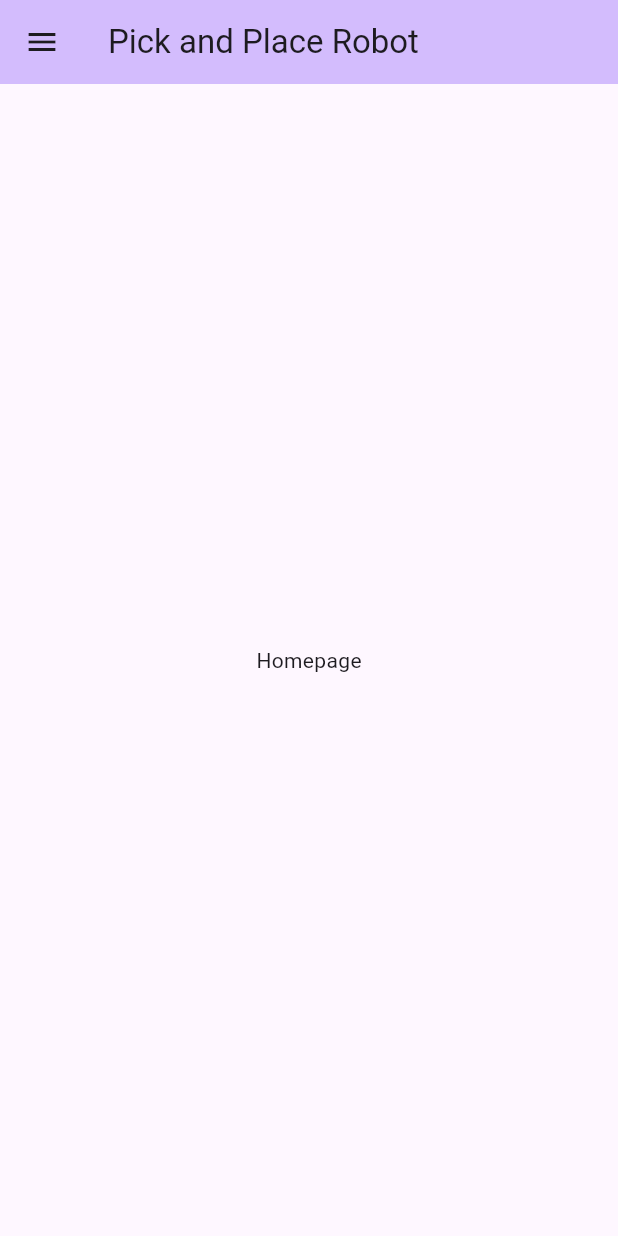
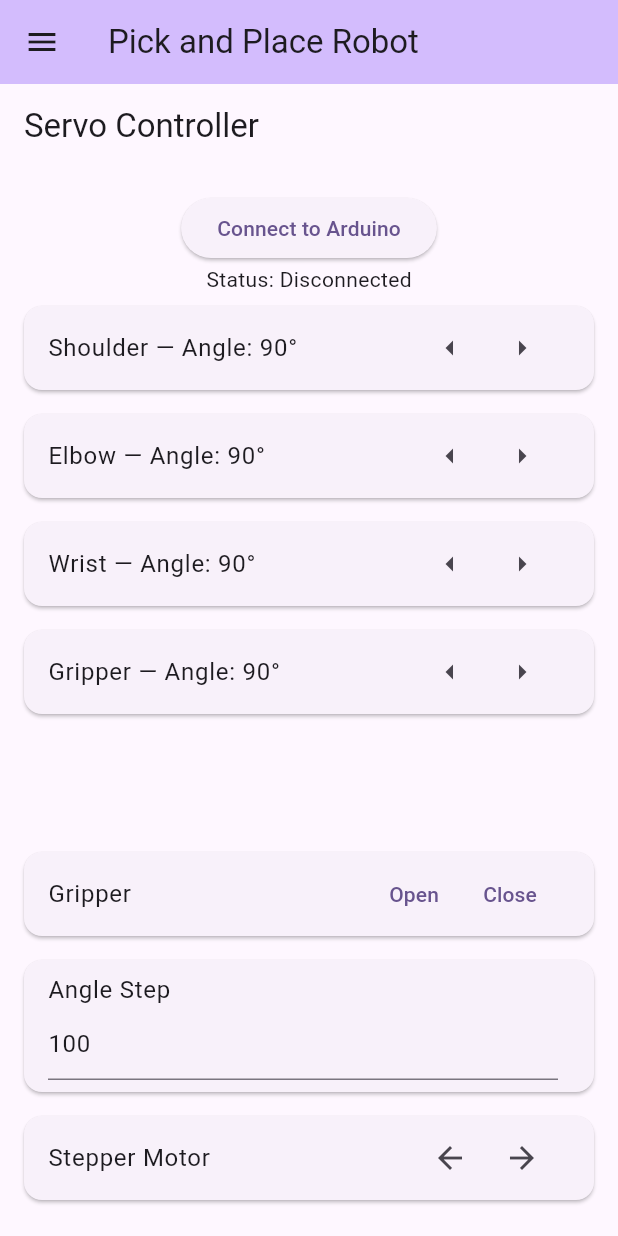
Before and after one commit to itxprashant/arm_control_flutter, a Flutter app: the screen it shows after launch, on a phone screen of 412 x 824 dp. Run offline on Flutter 3.47's test engine with Material 3 defaults, Android fonts, the phone set to English and light mode, and no system bars; our stand-ins replace speech_to_text; missing offline and left inert: usb_serial.

Commit message:
Added servo and stepper control page

```diff
--- a/arm_control/lib/main.dart
+++ b/arm_control/lib/main.dart
@@ -1,3 +1,4 @@
+import 'package:arm_control/servo_control.dart';
 import 'package:flutter/material.dart';
 // import 'package:usb_serial/usb_serial.dart';
 // import 'package:usb_serial/transaction.dart';
@@ -38,7 +39,7 @@ class _MyHomePageState extends State<MyHomePage> {
   int _selectedIndex = 0;
 
   static final List<Widget> _pages = <Widget>[
-    Center(child: Text("Homepage")),
+    ServoControlPage(),
     SerialHomePage(),
     PickItemHomepage(),
     VoiceControlPage(),
@@ -68,7 +69,7 @@ class _MyHomePageState extends State<MyHomePage> {
               child: Text('Drawer Header'),
             ),
             ListTile(
-              title: const Text('Homepage'),
+              title: const Text('Servo Control'),
               onTap: () => _onDrawerItemTapped(0),
             ),
             ListTile(
--- /dev/null
+++ b/arm_control/lib/servo_control.dart
@@ -0,0 +1,279 @@
+import 'dart:typed_data';
+import 'package:flutter/material.dart';
+import 'package:usb_serial/usb_serial.dart';
+
+void main() => runApp(MyApp());
+
+class MyApp extends StatelessWidget {
+  @override
+  Widget build(BuildContext context) {
+    return MaterialApp(
+      title: 'Servo Control',
+      theme: ThemeData(primarySwatch: Colors.blue),
+      home: ServoControlPage(),
+    );
+  }
+}
+
+class ServoControlPage extends StatefulWidget {
+  @override
+  _ServoControlPageState createState() => _ServoControlPageState();
+}
+
+class _ServoControlPageState extends State<ServoControlPage> {
+  UsbPort? _port;
+  List<int> _angles = List.filled(5, 90);
+  List<String> _motorNames = ["Base", "Shoulder", "Elbow", "Wrist", "Gripper"];
+  String _connectionStatus = "Disconnected";
+
+  @override
+  void initState() {
+    super.initState();
+    _connectToDevice();
+  }
+
+  void _connectToDevice() async {
+    List<UsbDevice> devices = await UsbSerial.listDevices();
+    if (devices.isEmpty) return;
+
+    UsbPort? port = await devices[0].create();
+    bool open = await (port?.open() ?? Future.value(false));
+    if (!open) return;
+
+    await port?.setDTR(true);
+    await port?.setRTS(true);
+    await port?.setPortParameters(
+      9600,
+      UsbPort.DATABITS_8,
+      UsbPort.STOPBITS_1,
+      UsbPort.PARITY_NONE,
+    );
+
+    setState(() {
+      _port = port;
+    });
+  }
+
+  void _connectToArduino() async {
+    try {
+      // Replace with your connection logic
+      List<UsbDevice> devices = await UsbSerial.listDevices();
+      if (devices.isNotEmpty) {
+        _port = await devices[0].create();
+        bool open = await (_port?.open() ?? Future.value(false));
+        if (open) {
+          await _port?.setDTR(true);
+          await _port?.setRTS(true);
+          await _port?.setPortParameters(
+            9600,
+            UsbPort.DATABITS_8,
+            UsbPort.STOPBITS_1,
+            UsbPort.PARITY_NONE,
+          );
+          setState(() {
+            _connectionStatus = "Connected";
+          });
+        } else {
+          setState(() {
+            _connectionStatus = "Connection Failed";
+          });
+        }
+      } else {
+        setState(() {
+          _connectionStatus = "No Devices Found";
+        });
+      }
+      setState(() {
+        _connectionStatus = "Connected";
+      });
+    } catch (e) {
+      setState(() {
+        _connectionStatus = "Connection Failed";
+      });
+    }
+  }
+
+  void _sendAngle(int motorIndex, int angle) {
+    if (_port == null) return;
+    String command = "$motorIndex:$angle\n";
+    _port!.write(Uint8List.fromList(command.codeUnits));
+  }
+
+  int _currentDirection = 0;
+  void _sendStepperAngle(int angle) {
+    if (_port == null) return;
+    if (_currentDirection == 0 & angle > 0) {
+      String command = "rotate $angle\n";
+      _port!.write(Uint8List.fromList(command.codeUnits));
+    } else if (_currentDirection == 1 & angle < 0) {
+      String command = "rotate $angle\n";
+      _port!.write(Uint8List.fromList(command.codeUnits));
+    } else if (_currentDirection == 1 & angle > 0) {
+      String command = "dir\n";
+      _port!.write(Uint8List.fromList(command.codeUnits));
+      // set state of current direction to 0
+      setState(() {
+        _currentDirection = 0;
+      });
+
+      String command2 = "rotate $angle\n";
+      _port!.write(Uint8List.fromList(command2.codeUnits));
+    } else if (_currentDirection == 0 & angle < 0) {
+      String command = "dir\n";
+      _port!.write(Uint8List.fromList(command.codeUnits));
+      // set state of current direction to 1
+      setState(() {
+        _currentDirection = 0;
+      });
+
+      String command2 = "rotate $angle\n";
+      _port!.write(Uint8List.fromList(command2.codeUnits));
+    }
+  }
+
+  void _adjustAngle(int motorIndex, int delta) {
+    setState(() {
+      _angles[motorIndex] = (_angles[motorIndex] + delta).clamp(-720, 720);
+      _sendAngle(motorIndex, _angles[motorIndex]);
+    });
+  }
+
+  @override
+  void dispose() {
+    _port?.close();
+    super.dispose();
+  }
+
+  Widget _buildServoControl(int index) {
+    return Card(
+      margin: EdgeInsets.symmetric(vertical: 8),
+      child: ListTile(
+        title: Text('${_motorNames[index]} — Angle: ${_angles[index]}°'),
+        trailing: Row(
+          mainAxisSize: MainAxisSize.min,
+          children: [
+            IconButton(
+              icon: Icon(Icons.arrow_left),
+              onPressed: () => _adjustAngle(index, -5),
+            ),
+            IconButton(
+              icon: Icon(Icons.arrow_right),
+              onPressed: () => _adjustAngle(index, 5),
+            ),
+          ],
+        ),
+      ),
+    );
+  }
+
+  int? _StepperSteps = 100;
+  TextEditingController _stepController = TextEditingController(text: "100");
+  Widget _angleStepInput() {
+    return Card(
+      margin: EdgeInsets.symmetric(vertical: 8),
+      child: ListTile(
+        title: Text('Angle Step'),
+        subtitle: TextField(
+          controller: _stepController,
+          keyboardType: TextInputType.number,
+          decoration: InputDecoration(hintText: 'Enter step value'),
+          onSubmitted: (value) {
+            setState(() {
+              _StepperSteps = int.tryParse(value);
+            });
+          },
+        ),
+      ),
+    );
+  }
+
+  Widget _stepperControl() {
+    return Card(
+      margin: EdgeInsets.symmetric(vertical: 8),
+      child: ListTile(
+        title: Text('Stepper Motor'),
+        trailing: Row(
+          mainAxisSize: MainAxisSize.min,
+          children: [
+            IconButton(
+              icon: Icon(Icons.arrow_back),
+              onPressed: () {
+                int? step = int.tryParse(_stepController.text);
+                if (step != null) {
+                  _sendStepperAngle(step);
+                }
+              },
+            ),
+            IconButton(
+              icon: Icon(Icons.arrow_forward),
+              onPressed: () {
+                int? step = int.tryParse(_stepController.text);
+                if (step != null) {
+                  _sendStepperAngle(-step);
+                }
+              },
+            ),
+          ],
+        ),
+      ),
+    );
+  }
+
+  Widget _gripperControl() {
+    return Card(
+      margin: EdgeInsets.symmetric(vertical: 8),
+      child: ListTile(
+        title: Text('Gripper'),
+        trailing: Row(
+          mainAxisSize: MainAxisSize.min,
+          children: [
+            TextButton(
+              onPressed: () {
+                _sendAngle(4, 90); // Open gripper
+              },
+              child: Text('Open'),
+            ),
+            TextButton(
+              onPressed: () {
+                _sendAngle(4, 5); // Close gripper
+              },
+              child: Text('Close'),
+            ),
+          ],
+        ),
+      ),
+    );
+  }
+
+  @override
+  Widget build(BuildContext context) {
+    return Scaffold(
+      appBar: AppBar(title: Text('Servo Controller')),
+      body: Padding(
+        padding: const EdgeInsets.all(16.0),
+        child: Column(
+          children: [
+            ElevatedButton(
+              onPressed: _connectToArduino,
+              child: Text('Connect to Arduino'),
+            ),
+            Text('Status: $_connectionStatus'),
+            Expanded(
+              child: ListView.builder(
+                itemCount: _angles.length,
+                itemBuilder:
+                    (context, index) =>
+                        index > 0
+                            ? _buildServoControl(index)
+                            : SizedBox.shrink(),
+              ),
+            ),
+            _gripperControl(),
+            _angleStepInput(),
+            _stepperControl(),
+          ],
+        ),
+      ),
+    );
+  }
+}
```
